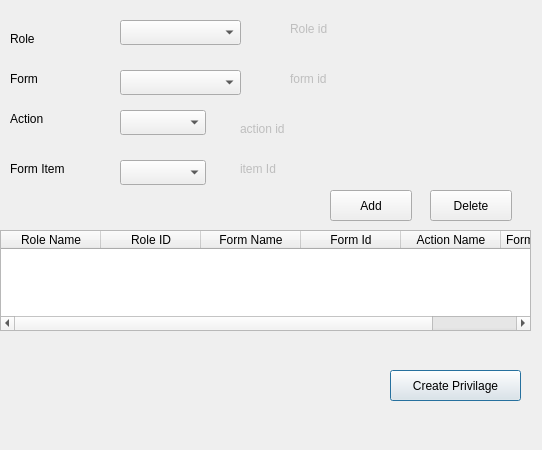
Hossam01/HyperPOS2020Design, file presentation/authorization_ui/createPrivilage.ui: the form before one commit.
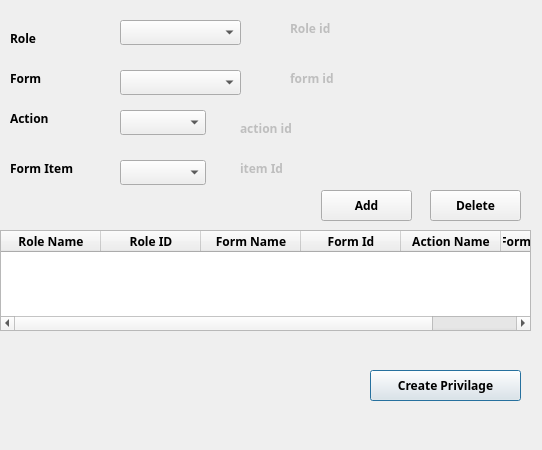
The form after the commit.

```diff
--- a/presentation/authorization_ui/createPrivilage.ui
+++ b/presentation/authorization_ui/createPrivilage.ui
@@ -37,6 +37,14 @@
      <height>17</height>
     </rect>
    </property>
+   <property name="font">
+    <font>
+     <family>29LT Bukra Regular</family>
+     <pointsize>9</pointsize>
+     <weight>75</weight>
+     <bold>true</bold>
+    </font>
+   </property>
    <property name="frameShape">
     <enum>QFrame::NoFrame</enum>
    </property>
@@ -66,6 +74,14 @@
      <height>17</height>
     </rect>
    </property>
+   <property name="font">
+    <font>
+     <family>29LT Bukra Regular</family>
+     <pointsize>9</pointsize>
+     <weight>75</weight>
+     <bold>true</bold>
+    </font>
+   </property>
    <property name="frameShape">
     <enum>QFrame::NoFrame</enum>
    </property>
@@ -82,6 +98,14 @@
      <height>17</height>
     </rect>
    </property>
+   <property name="font">
+    <font>
+     <family>29LT Bukra Regular</family>
+     <pointsize>9</pointsize>
+     <weight>75</weight>
+     <bold>true</bold>
+    </font>
+   </property>
    <property name="text">
     <string>Form</string>
    </property>
@@ -105,6 +129,14 @@
      <height>17</height>
     </rect>
    </property>
+   <property name="font">
+    <font>
+     <family>29LT Bukra Regular</family>
+     <pointsize>9</pointsize>
+     <weight>75</weight>
+     <bold>true</bold>
+    </font>
+   </property>
    <property name="text">
     <string>Action</string>
    </property>
@@ -118,6 +150,14 @@
      <height>17</height>
     </rect>
    </property>
+   <property name="font">
+    <font>
+     <family>29LT Bukra Regular</family>
+     <pointsize>9</pointsize>
+     <weight>75</weight>
+     <bold>true</bold>
+    </font>
+   </property>
    <property name="text">
     <string>Role</string>
    </property>
@@ -135,12 +175,20 @@
   <widget class="QPushButton" name="BTN_createPrivilage">
    <property name="geometry">
     <rect>
-     <x>390</x>
+     <x>370</x>
      <y>370</y>
-     <width>131</width>
+     <width>151</width>
      <height>31</height>
     </rect>
    </property>
+   <property name="font">
+    <font>
+     <family>29LT Bukra Regular</family>
+     <pointsize>9</pointsize>
+     <weight>75</weight>
+     <bold>true</bold>
+    </font>
+   </property>
    <property name="text">
     <string>Create Privilage</string>
    </property>
@@ -157,6 +205,14 @@
      <height>17</height>
     </rect>
    </property>
+   <property name="font">
+    <font>
+     <family>29LT Bukra Regular</family>
+     <pointsize>9</pointsize>
+     <weight>75</weight>
+     <bold>true</bold>
+    </font>
+   </property>
    <property name="frameShape">
     <enum>QFrame::NoFrame</enum>
    </property>
@@ -183,6 +239,14 @@
      <height>17</height>
     </rect>
    </property>
+   <property name="font">
+    <font>
+     <family>29LT Bukra Regular</family>
+     <pointsize>9</pointsize>
+     <weight>75</weight>
+     <bold>true</bold>
+    </font>
+   </property>
    <property name="text">
     <string>Form Item</string>
    </property>
@@ -199,6 +263,14 @@
      <height>17</height>
     </rect>
    </property>
+   <property name="font">
+    <font>
+     <family>29LT Bukra Regular</family>
+     <pointsize>9</pointsize>
+     <weight>75</weight>
+     <bold>true</bold>
+    </font>
+   </property>
    <property name="frameShape">
     <enum>QFrame::NoFrame</enum>
    </property>
@@ -218,6 +290,14 @@
      <height>101</height>
     </rect>
    </property>
+   <property name="font">
+    <font>
+     <family>29LT Bukra Regular</family>
+     <pointsize>9</pointsize>
+     <weight>75</weight>
+     <bold>true</bold>
+    </font>
+   </property>
    <property name="rowCount">
     <number>0</number>
    </property>
@@ -258,12 +338,20 @@
   <widget class="QPushButton" name="BTN_add">
    <property name="geometry">
     <rect>
-     <x>330</x>
+     <x>321</x>
      <y>190</y>
-     <width>82</width>
+     <width>91</width>
      <height>31</height>
     </rect>
    </property>
+   <property name="font">
+    <font>
+     <family>29LT Bukra Regular</family>
+     <pointsize>9</pointsize>
+     <weight>75</weight>
+     <bold>true</bold>
+    </font>
+   </property>
    <property name="text">
     <string>Add</string>
    </property>
@@ -273,10 +361,18 @@
     <rect>
      <x>430</x>
      <y>190</y>
-     <width>82</width>
+     <width>91</width>
      <height>31</height>
     </rect>
    </property>
+   <property name="font">
+    <font>
+     <family>29LT Bukra Regular</family>
+     <pointsize>9</pointsize>
+     <weight>75</weight>
+     <bold>true</bold>
+    </font>
+   </property>
    <property name="text">
     <string>Delete</string>
    </property>
```
Left out of the diff: 32 changed lines with no effect on the pictures.
